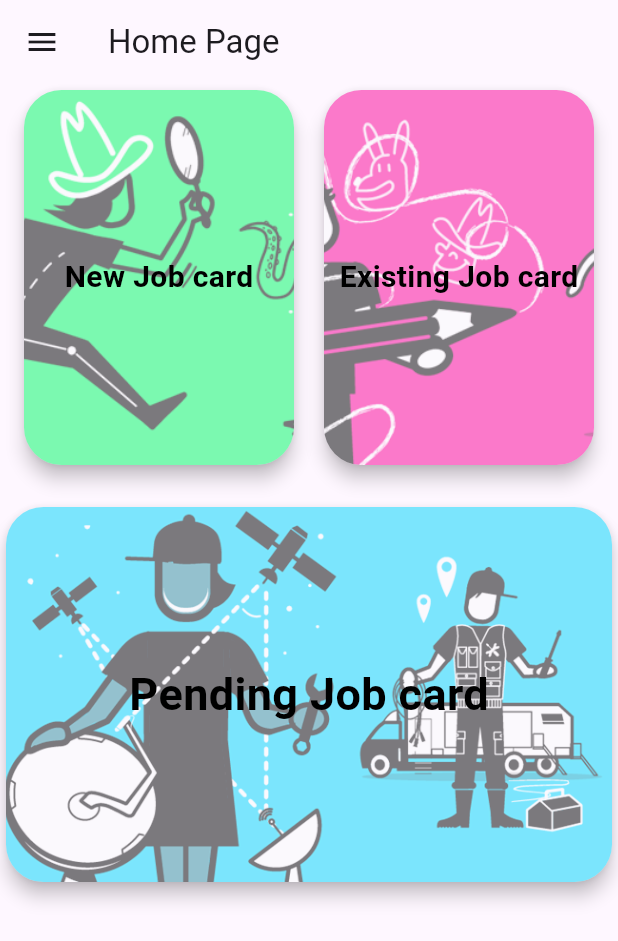
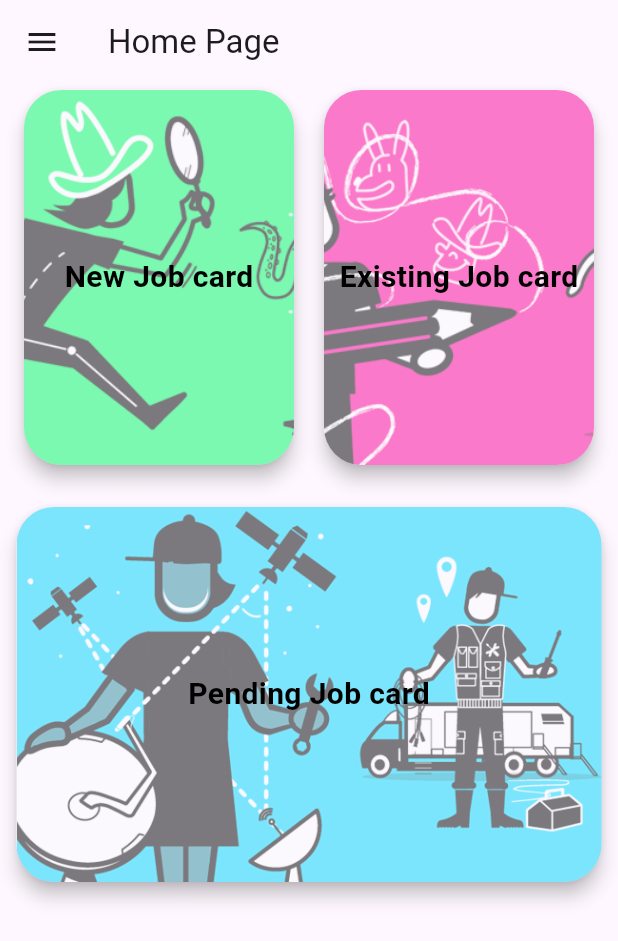
Before and after one commit to MATHAN4023/CodeFlink_Task1, a Flutter app: the HomePage screen opened directly, on a phone screen of 412 x 824 dp. Shown: the top 941 px of the screen. Run offline on Flutter 3.47's test engine with Material 3 defaults, Android fonts, the light colour scheme and no system bars; our stand-ins replace camera, carousel_slider, geocoding, geolocator; missing offline and left inert: order_tracker.

Commit message:
card Design

```diff
--- a/codeflink/lib/Pages/HomePage.dart
+++ b/codeflink/lib/Pages/HomePage.dart
@@ -1,9 +1,10 @@
+import 'package:codeflink/Pages/MyApp.dart';
+import 'package:codeflink/Pages/PendingJobCard.dart';
 import 'package:flutter/material.dart';
-import 'package:codeflink/Pages/MyApp.dart';
+
 import 'CamaraAccess.dart';
 import 'Inbox.dart';
 import 'LoginPage.dart';
-import 'PendingJobCard.dart';
 import 'Trackingorder.dart';
 
 class HomePage extends StatelessWidget {
@@ -165,8 +166,10 @@ class HomePage extends StatelessWidget {
               ],
             ),
             SizedBox(height: 20), // Add some space between rows
-            SizedBox(
-              child: Card(
+            Row(
+              mainAxisAlignment: MainAxisAlignment.spaceEvenly,
+              children: [
+                Card(
                   elevation: 5,
                   shape: RoundedRectangleBorder(
                     borderRadius:
@@ -175,30 +178,32 @@ class HomePage extends StatelessWidget {
                   child: InkWell(
                     onTap: () {
                       Navigator.of(context).pushReplacement(
-                      MaterialPageRoute(builder: (context) => PendingJobCard()),
+                        MaterialPageRoute(
+                            builder: (context) => PendingJobCard()),
                       );
                     },
                     child: Container(
-                    height: 250,
+                      width: 390,
+                      height: 250, // Increase the height as needed
                       decoration: BoxDecoration(
                         borderRadius: BorderRadius.circular(25.0),
                         image: DecorationImage(
-                        image: AssetImage('lib/Assets/JobCard/pendingjob.png'),
+                          image: const AssetImage(
+                              'lib/Assets/JobCard/pendingjob.png'), // Add your image asset path
                           fit: BoxFit.cover,
                           colorFilter: ColorFilter.mode(
                               Colors.black.withOpacity(0.50),
-                          BlendMode.dstATop,
+                              BlendMode
+                                  .dstATop), // Adjust opacity here (0.5 means 50% opacity)
                         ),
                       ),
-                    ),
-                    child: Center(
+                      child: const Center(
                         child: Text(
                           'Pending Job card',
                           style: TextStyle(
                             color: Colors.black,
                             fontWeight: FontWeight.bold,
-                          fontSize: 30.0,
-                        ),
+                            fontSize: 20.0,
                           ),
                         ),
                       ),
@@ -207,6 +212,8 @@ class HomePage extends StatelessWidget {
                 ),
               ],
             ),
+          ],
+        ),
       ),
     );
   }
```
Lines whose indentation alone changed are shown as unchanged.
